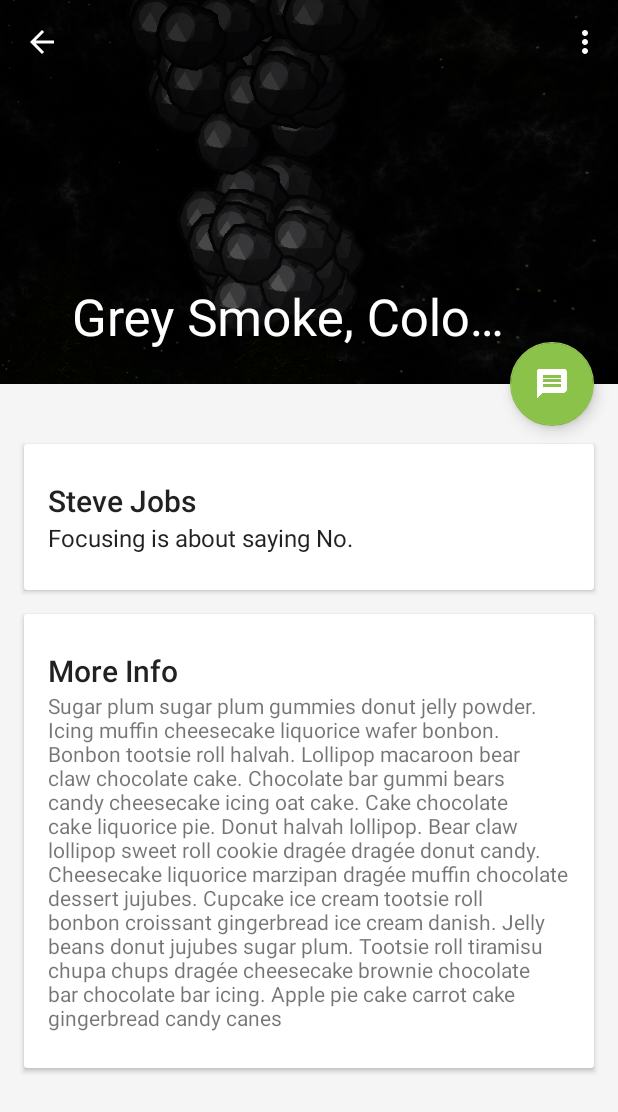
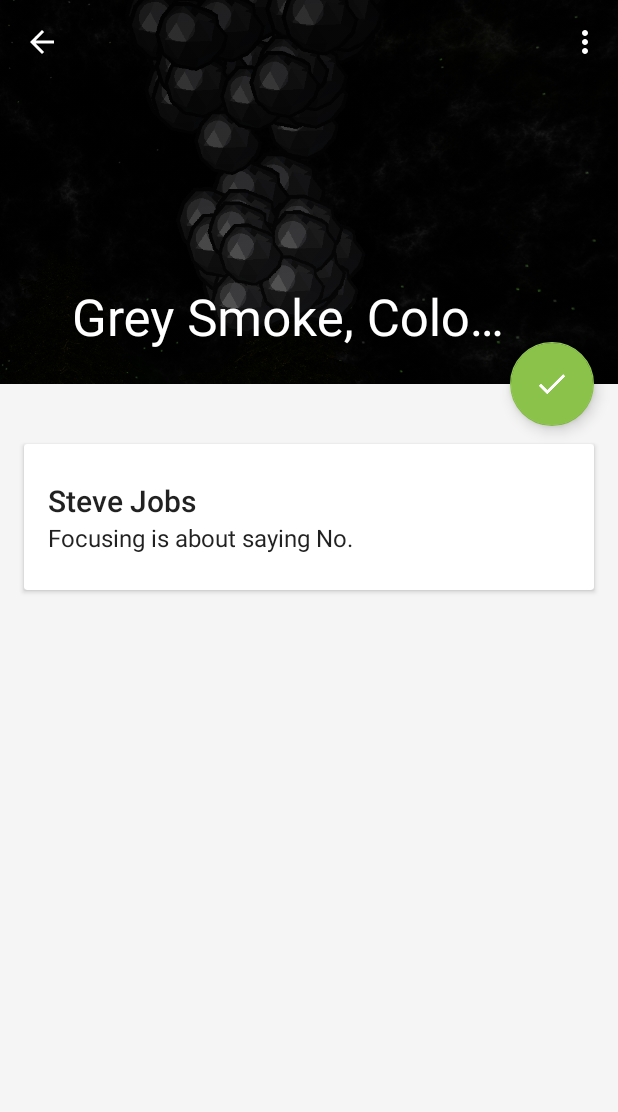
Before and after one commit to azpopov/UoDHonoursProjectOpenGLES, an Android app: the screen it shows after launch (ArticleDetailActivity), after a tap on "Grey Smoke, Colour Non Uniform", on a phone screen of 412 x 824 dp. Shown: the top 1112 px of the screen. Run offline under Robolectric (Android 15) with nearby library versions, the phone set to English and light mode, and no system bars; our stand-ins replace ButterKnife; pictures from the network do not load; 1 statement that could not run was skipped.

Commit message:
changed start icon, more info merged with content

```diff
--- a/app/src/main/res/layout/fragment_article_detail.xml
+++ b/app/src/main/res/layout/fragment_article_detail.xml
@@ -79,33 +79,6 @@
 
             </android.support.v7.widget.CardView>
 
-            <android.support.v7.widget.CardView
-                android:layout_width="match_parent"
-                android:layout_height="wrap_content"
-                android:layout_marginBottom="@dimen/card_margin"
-                android:layout_marginLeft="@dimen/card_margin"
-                android:layout_marginRight="@dimen/card_margin">
-
-                <LinearLayout
-                    style="@style/Widget.CardContent"
-                    android:layout_width="match_parent"
-                    android:layout_height="wrap_content">
-
-                    <TextView
-                        android:layout_width="match_parent"
-                        android:layout_height="wrap_content"
-                        android:text="@string/article_detail_more_info"
-                        android:textAppearance="@style/TextAppearance.AppCompat.Title" />
-
-                    <TextView
-                        android:layout_width="match_parent"
-                        android:layout_height="wrap_content"
-                        android:text="@string/lorem_ipsum" />
-
-                </LinearLayout>
-
-            </android.support.v7.widget.CardView>
-
 
         </LinearLayout>
 
@@ -117,7 +90,7 @@
         android:layout_width="wrap_content"
         app:layout_anchor="@id/appbar"
         app:layout_anchorGravity="bottom|right|end"
-        android:src="@drawable/ic_discuss"
+        android:src="@drawable/ic_done"
         android:layout_margin="@dimen/fab_margin"
         android:clickable="true"/>
 
```
